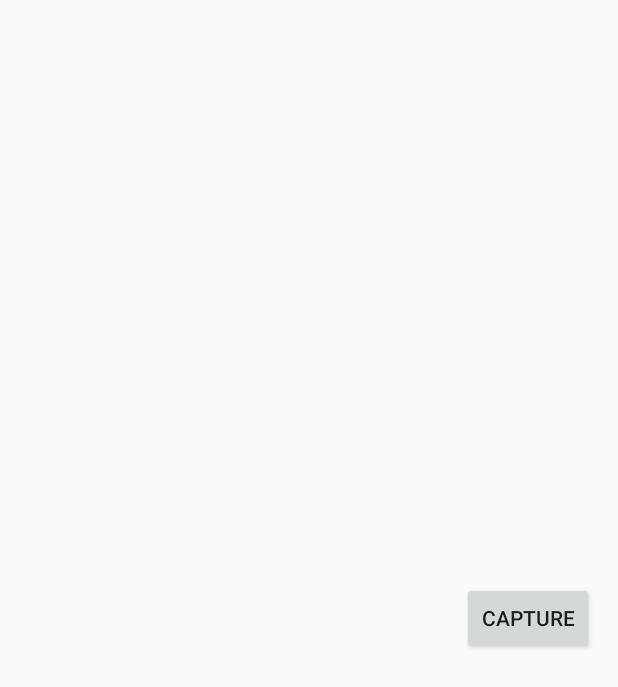
After one commit to habibmichael/Comp-380-Project, an Android app: the layout activity_camera.xml on its own in the app's theme, with its tools: preview values and no code run, on a phone screen of 412 x 824 dp. The commit adds this screen. Shown: the top 687 px of the screen. Run offline under Robolectric (Android 15) with nearby library versions, the phone set to English and light mode, and no system bars.

Commit message:
Add Camera Preview

```diff
--- a/app/src/main/AndroidManifest.xml
+++ b/app/src/main/AndroidManifest.xml
@@ -1,6 +1,8 @@
 <?xml version="1.0" encoding="utf-8"?>
 <manifest xmlns:android="http://schemas.android.com/apk/res/android"
     package="com.l2l.androided.mh122354.comp380">
+    <uses-permission android:name="android.permission.CAMERA" />
+    <uses-feature android:name="android.hardware.camera" />
 
     <application
         android:allowBackup="true"
@@ -18,7 +20,8 @@
         <activity
             android:name=".LoginActivity"
             android:label="@string/title_activity_login"
-            android:theme="@style/AppTheme"></activity>
+            android:theme="@style/AppTheme" />
+        <activity android:name=".CameraActivity"></activity>
     </application>
 
 </manifest>
--- /dev/null
+++ b/app/src/main/res/layout/activity_camera.xml
@@ -0,0 +1,28 @@
+<?xml version="1.0" encoding="utf-8"?>
+<LinearLayout xmlns:android="http://schemas.android.com/apk/res/android"
+    xmlns:tools="http://schemas.android.com/tools"
+    android:layout_width="fill_parent"
+    android:layout_height="fill_parent"
+    android:paddingBottom="@dimen/activity_vertical_margin"
+    android:paddingLeft="@dimen/activity_horizontal_margin"
+    android:paddingRight="@dimen/activity_horizontal_margin"
+    android:paddingTop="@dimen/activity_vertical_margin"
+    android:orientation="horizontal"
+    tools:context="com.l2l.androided.mh122354.comp380.CameraActivity">
+
+
+    <FrameLayout
+        android:layout_width="fill_parent"
+        android:layout_height="fill_parent"
+        android:id="@+id/cameraView"
+        android:layout_weight="1"
+    />
+
+    <Button
+        android:layout_width="wrap_content"
+        android:layout_height="wrap_content"
+        android:id="@+id/button_capture"
+        android:layout_gravity="center"
+        android:text="Capture"/>
+
+</LinearLayout>
```
Also changed, not shown: app/src/main/java/com/l2l/androided/mh122354/comp380/CameraActivity.java (added, +53 -0 lines), app/src/main/java/com/l2l/androided/mh122354/comp380/CameraView.java (added, +96 -0 lines), app/src/main/java/com/l2l/androided/mh122354/comp380/LoginActivity.java (+7 -0 lines), app/src/main/res/layout/content_login.xml (+8 -0 lines).
